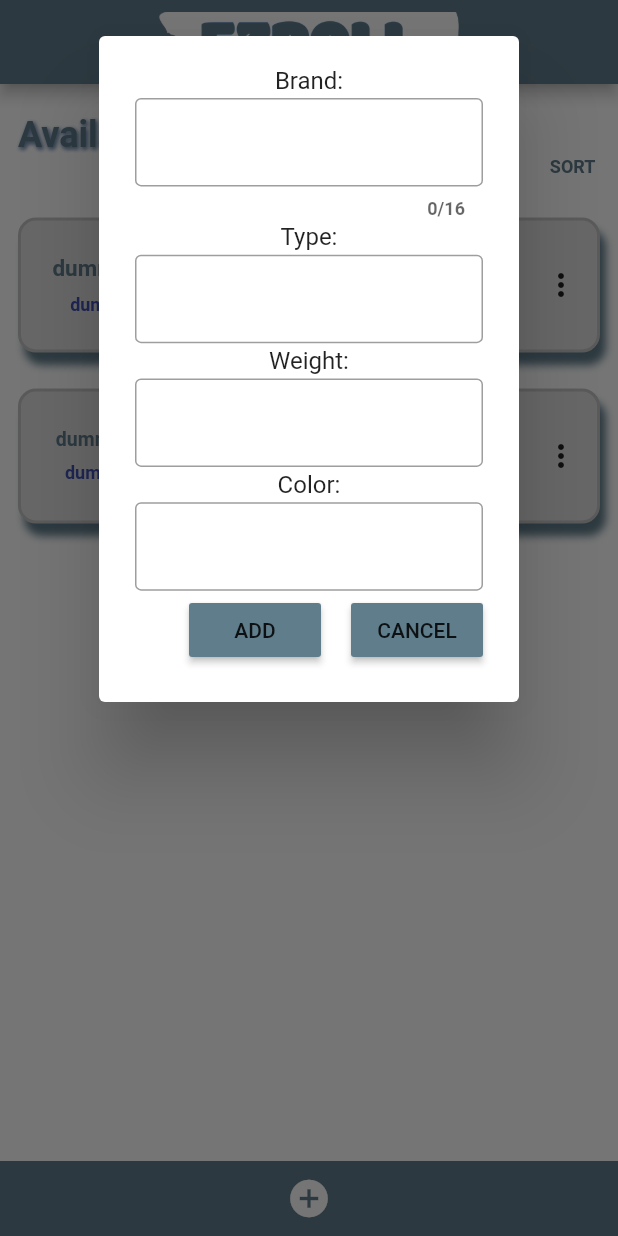
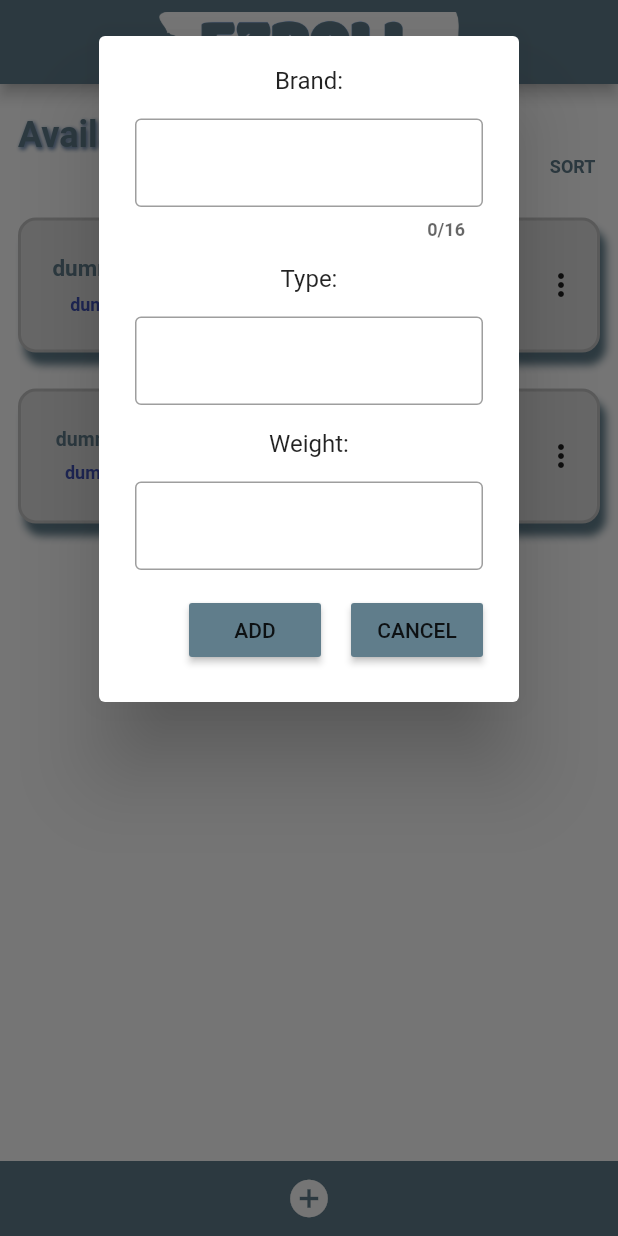
Before and after one commit to d00m303/ezroll, a Flutter app: the screen it shows after launch, after a tap on the "add circle" icon, on a phone screen of 412 x 824 dp. Run offline on Flutter 3.47's test engine with Material 2 defaults, Android fonts, the light colour scheme and no system bars; drawn by our look-alikes of auto_size_text; our stand-ins replace hive_flutter; accounts and stored records are empty.

Commit message:
fixed add/edit

```diff
--- a/lib/homepage.dart
+++ b/lib/homepage.dart
@@ -8,8 +8,8 @@ import 'util/provider.dart';
 
 // TODO:
 
-// - color picker
-
+// dodac kolory
+// dodac current color index bo przy edicie nie lapie, i daje default na czarny na razie
 // sortowanie
 
 class HomePage extends StatefulWidget {
--- a/lib/util/dialog.dart
+++ b/lib/util/dialog.dart
@@ -59,12 +59,6 @@ class _DialogBoxState extends State<DialogBox> {
                   controller: customer.weightcontroller,
                   decoration:
                       const InputDecoration(border: OutlineInputBorder())),
-              const Text('Color:'),
-              TextField(
-                  keyboardType: TextInputType.number,
-                  controller: customer.colorcontroller,
-                  decoration:
-                      const InputDecoration(border: OutlineInputBorder())),
               Row(
                 mainAxisAlignment: MainAxisAlignment.end,
                 children: [
--- a/lib/util/provider.dart
+++ b/lib/util/provider.dart
@@ -17,7 +17,7 @@ class Customer extends ChangeNotifier {
   TextEditingController namecontroller = TextEditingController();
   TextEditingController typecontroller = TextEditingController();
   TextEditingController weightcontroller = TextEditingController();
-  TextEditingController colorcontroller = TextEditingController();
+  TextEditingController colorcontroller = TextEditingController(text: "5");
 
   int currentIndex = 0;
   int colorIndex = 0;
@@ -33,6 +33,7 @@ class Customer extends ChangeNotifier {
     namecontroller.clear();
     typecontroller.clear();
     weightcontroller.clear();
+
     updateDataBase();
     notifyListeners();
   }
@@ -43,7 +44,7 @@ class Customer extends ChangeNotifier {
       namecontroller.text,
       typecontroller.text,
       weightcontroller.text,
-      colorcontroller.text
+      "5",
     ]);
 
     namecontroller.clear();
```
Also changed, not shown: lib/spool_list_view.dart (+6 -2 lines).
